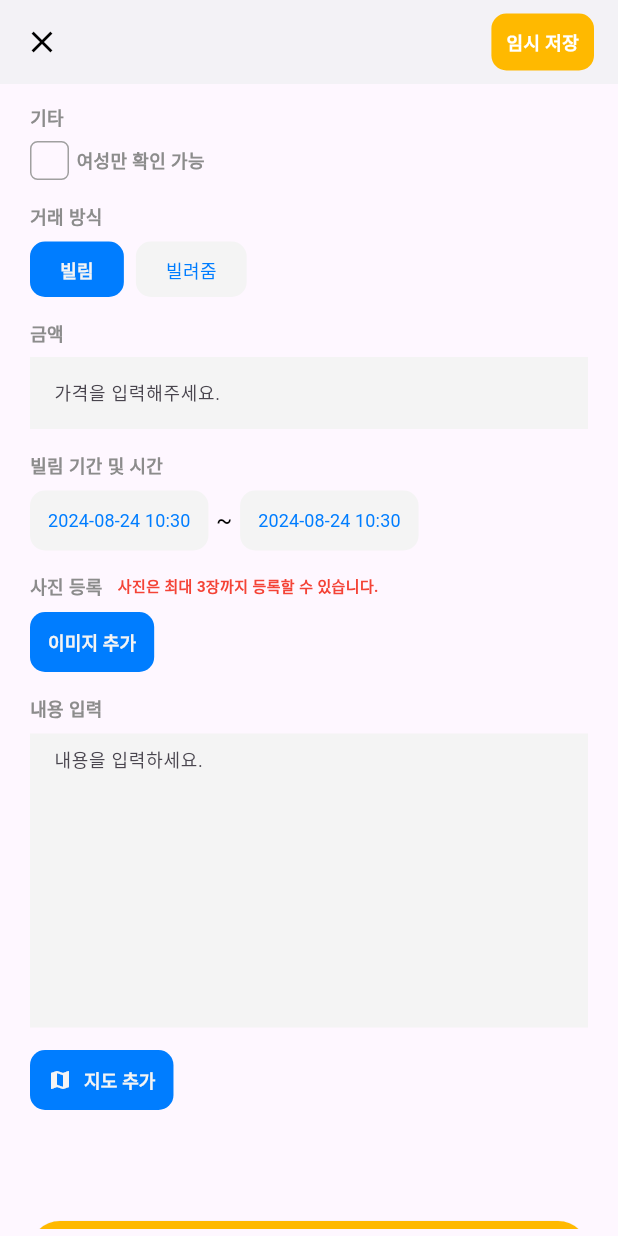
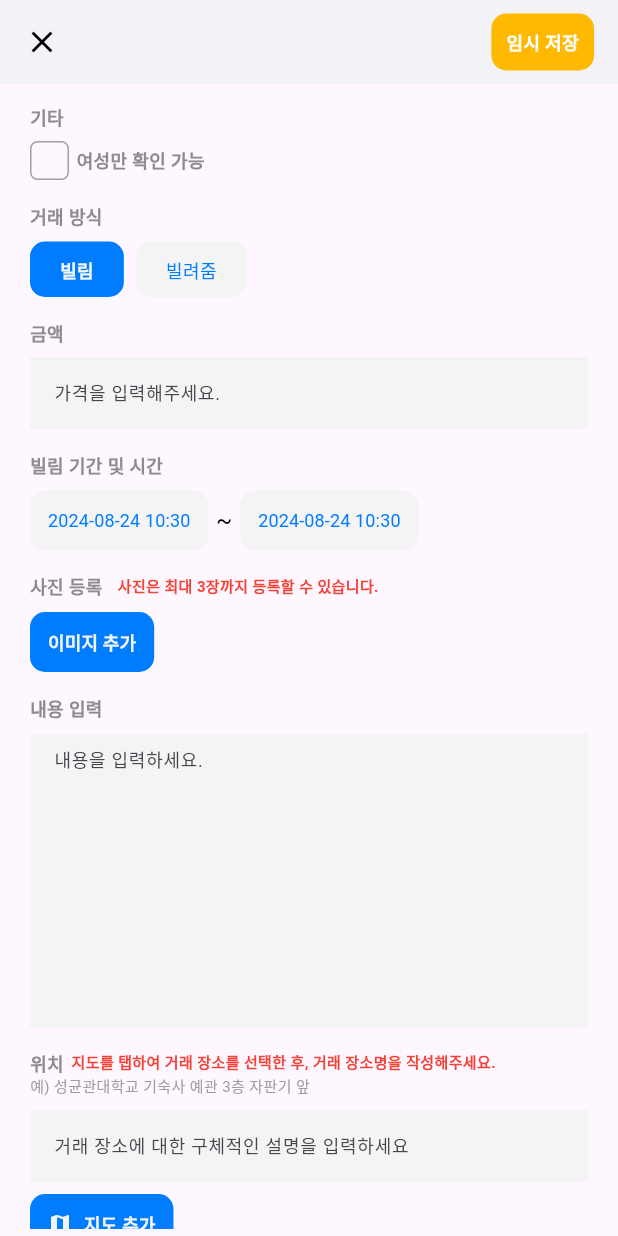
Before and after one commit to billimiut/billimiut_app, a Flutter app: the PostEditingScreen screen opened directly, scrolled down 308 dp, on a phone screen of 412 x 824 dp. Run offline on Flutter 3.47's test engine with Material 3 defaults, Android fonts, the phone set to English and light mode, and no system bars; our stand-ins replace app_links, cloud_firestore, firebase_core, flutter_datetime_picker_plus, flutter_dotenv, flutter_secure_storage and 6 more; missing offline and left inert: flutter_inappwebview; accounts and stored records are empty.

Commit message:
add location example to editing page

```diff
--- a/lib/screens/post_editing_screen.dart
+++ b/lib/screens/post_editing_screen.dart
@@ -545,6 +545,51 @@ class _PostEditingScreenState extends State<PostEditingScreen> {
             const SizedBox(
               height: 15,
             ),
+            const Row(
+              crossAxisAlignment: CrossAxisAlignment.center,
+              children: [
+                PostWritingText(text: "위치"),
+                SizedBox(
+                  width: 5,
+                ),
+                Text(
+                  "지도를 탭하여 거래 장소를 선택한 후, 거래 장소명을 작성해주세요.",
+                  style: TextStyle(
+                    fontSize: 10,
+                    fontWeight: FontWeight.w600,
+                    color: Colors.red,
+                  ),
+                ),
+              ],
+            ),
+            const Text(
+              "예) 성균관대학교 기숙사 예관 3층 자판기 앞",
+              style: TextStyle(
+                fontSize: 10,
+                fontWeight: FontWeight.w400,
+                color: Colors.grey,
+              ),
+            ),
+            const SizedBox(
+              height: 8,
+            ),
+            TextField(
+              style: const TextStyle(
+                fontSize: 12,
+                fontWeight: FontWeight.w400,
+                color: Colors.black,
+              ),
+              controller: _placeController,
+              decoration: const InputDecoration(
+                filled: true,
+                fillColor: Color(0xFFF4F4F4),
+                border: InputBorder.none,
+                hintText: '거래 장소에 대한 구체적인 설명을 입력하세요',
+              ),
+            ),
+            const SizedBox(
+              height: 8,
+            ),
             Align(
               alignment: Alignment.centerLeft, // 버튼을 가운데로 정렬
               child: Container(
```
